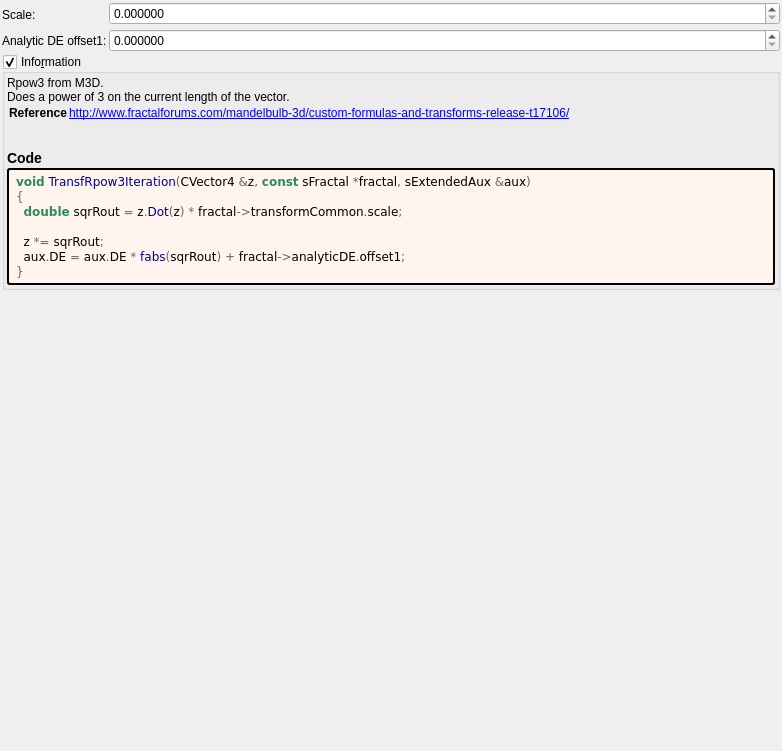
Old version of the form mandelbulber2/formula/ui/transf_rpow3.ui in the repository buddhi1980/mandelbulber2.
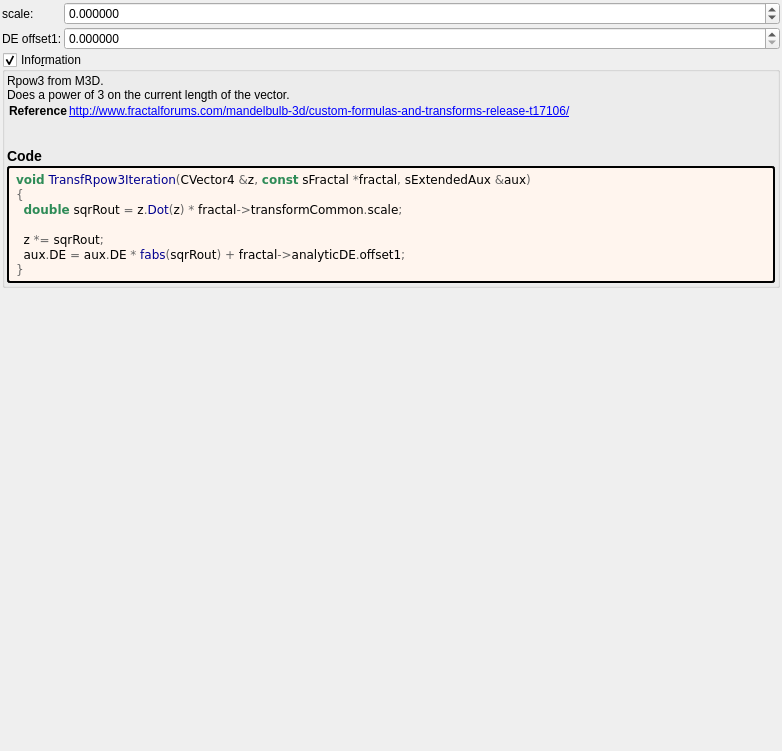
New version of the form. Custom widgets are drawn as their Qt base class.

Commit message: transf_surf_fold_multi update color

```diff
--- a/mandelbulber2/formula/ui/transf_rpow3.ui
+++ b/mandelbulber2/formula/ui/transf_rpow3.ui
@@ -34,20 +34,10 @@
      <property name="spacing">
       <number>2</number>
      </property>
-     <item row="0" column="0" rowspan="2">
+     <item row="0" column="0">
       <widget class="QLabel" name="label_108">
        <property name="text">
-        <string>Scale:</string>
-       </property>
-      </widget>
-     </item>
-     <item row="2" column="0">
-      <widget class="QLabel" name="label_109">
-       <property name="text">
-        <string>Analytic DE offset1:</string>
-       </property>
-       <property name="wordWrap">
-        <bool>true</bool>
+        <string>scale:</string>
        </property>
       </widget>
      </item>
@@ -69,7 +59,7 @@
         <number>6</number>
        </property>
        <property name="minimum">
-        <double>0.000000000000000</double>
+        <double>-99.989999999999995</double>
        </property>
        <property name="maximum">
         <double>99.989999999999995</double>
@@ -79,7 +69,7 @@
        </property>
       </widget>
      </item>
-     <item row="2" column="1">
+     <item row="1" column="1">
       <widget class="MyDoubleSpinBox" name="spinbox_analyticDE_offset_1">
        <property name="sizePolicy">
         <sizepolicy hsizetype="Minimum" vsizetype="Maximum">
@@ -107,6 +97,16 @@
        </property>
       </widget>
      </item>
+     <item row="1" column="0">
+      <widget class="QLabel" name="label_109">
+       <property name="text">
+        <string>DE offset1:</string>
+       </property>
+       <property name="wordWrap">
+        <bool>true</bool>
+       </property>
+      </widget>
+     </item>
     </layout>
    </item>
    <item>
```
Left out of the diff: 8 changed lines with no effect on the pictures. The commit also changes 7 other files.
